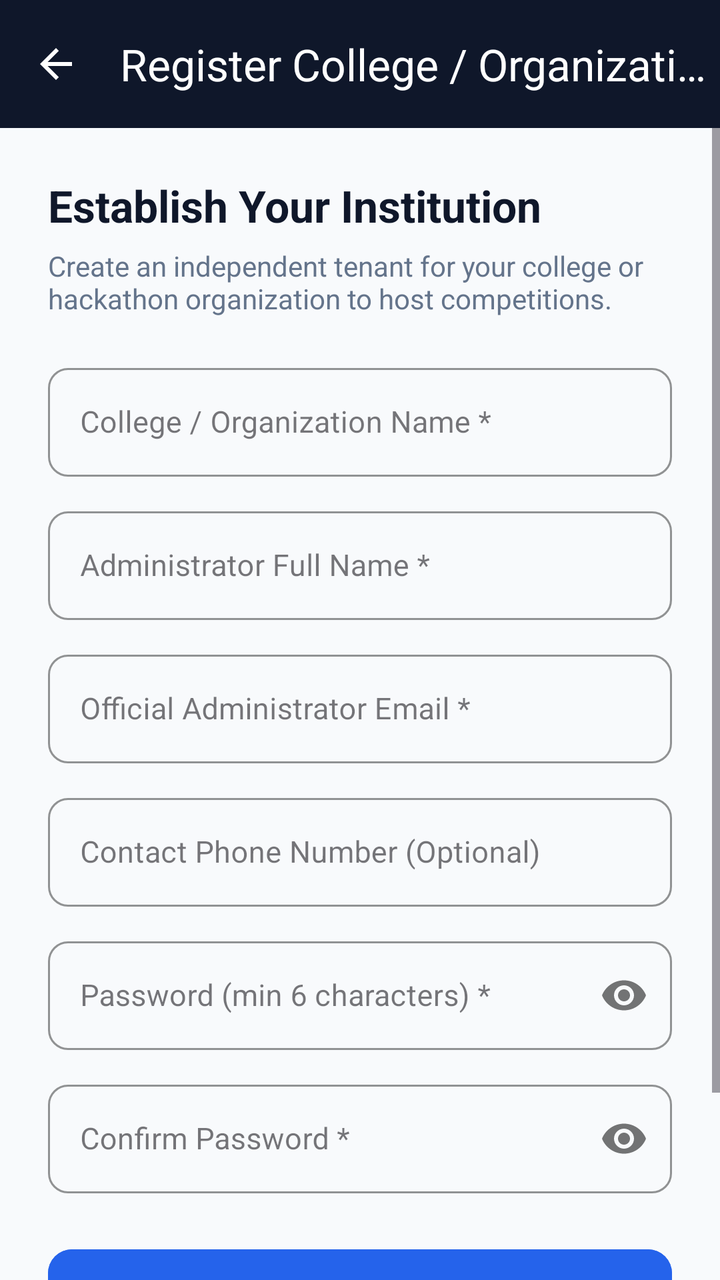
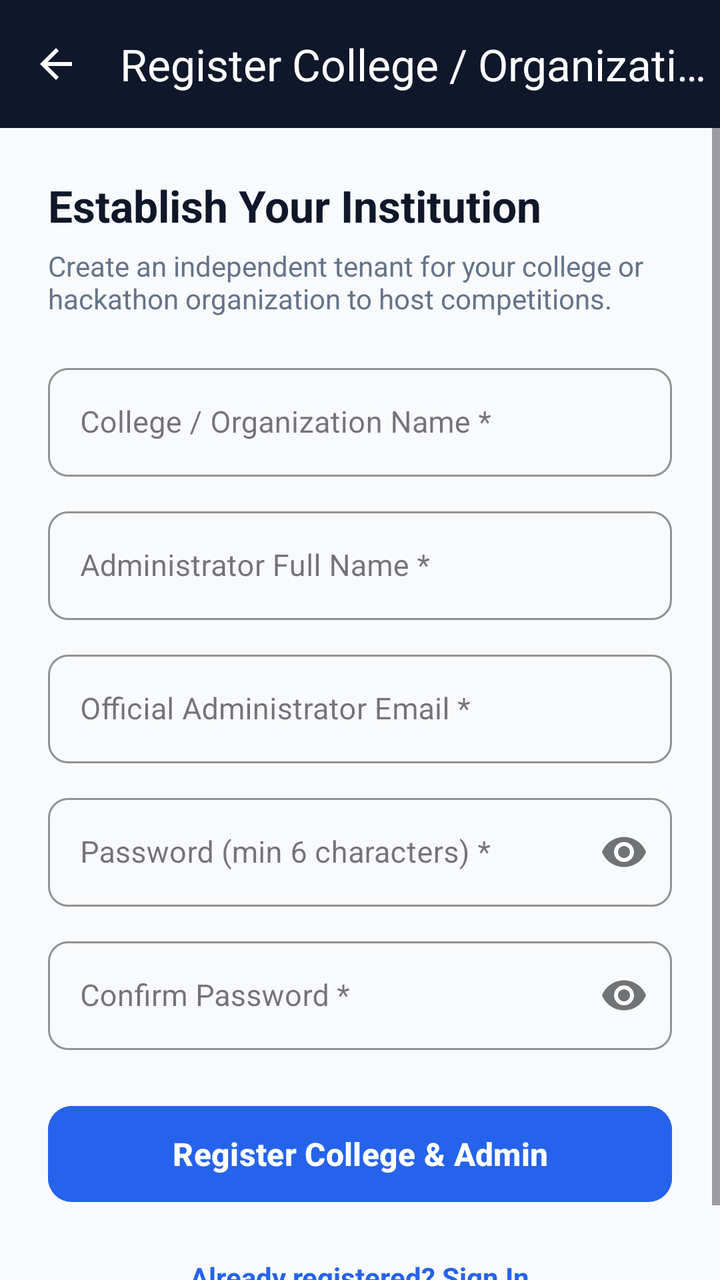

Compare the two renders of this Android layout. The source of the first and the diff that turns it into the second are given below.
<!-- AndroidManifest.xml: application theme Theme.Judgex -->
<!-- res/layout/activity_register_admin.xml -->
<?xml version="1.0" encoding="utf-8"?>
<androidx.coordinatorlayout.widget.CoordinatorLayout xmlns:android="http://schemas.android.com/apk/res/android"
    xmlns:app="http://schemas.android.com/apk/res-auto"
    android:layout_width="match_parent"
    android:layout_height="match_parent"
    android:background="@color/background"
    android:fitsSystemWindows="true">

    <com.google.android.material.appbar.AppBarLayout
        android:layout_width="match_parent"
        android:layout_height="wrap_content"
        android:fitsSystemWindows="true">

        <com.google.android.material.appbar.MaterialToolbar
            android:id="@+id/toolbar"
            android:layout_width="match_parent"
            android:layout_height="?attr/actionBarSize"
            android:background="@color/primary"
            app:navigationIcon="@drawable/ic_arrow_back"
            app:navigationIconTint="@color/white"
            app:title="Register College / Organization"
            app:titleTextColor="@color/white" />

    </com.google.android.material.appbar.AppBarLayout>

    <ScrollView
        android:layout_width="match_parent"
        android:layout_height="match_parent"
        android:fillViewport="true"
        app:layout_behavior="@string/appbar_scrolling_view_behavior">

        <LinearLayout
            android:layout_width="match_parent"
            android:layout_height="wrap_content"
            android:orientation="vertical"
            android:padding="24dp">

            
            <TextView
                android:layout_width="wrap_content"
                android:layout_height="wrap_content"
                android:text="Establish Your Institution"
                android:textColor="@color/text_primary"
                android:textSize="22sp"
                android:textStyle="bold" />

            <TextView
                android:layout_width="wrap_content"
                android:layout_height="wrap_content"
                android:layout_marginTop="6dp"
                android:text="Create an independent tenant for your college or hackathon organization to host competitions."
                android:textColor="@color/text_secondary"
                android:textSize="14sp" />

            
            <TextView
                android:id="@+id/tvErrorMessage"
                android:layout_width="match_parent"
                android:layout_height="wrap_content"
                android:layout_marginTop="16dp"
                android:background="@drawable/bg_badge_locked"
                android:padding="12dp"
                android:textColor="@color/danger"
                android:textSize="13sp"
                android:visibility="gone" />

            
            <com.google.android.material.textfield.TextInputLayout
                android:id="@+id/tilOrgName"
                style="@style/Widget.MaterialComponents.TextInputLayout.OutlinedBox"
                android:layout_width="match_parent"
                android:layout_height="wrap_content"
                android:layout_marginTop="20dp"
                android:hint="College / Organization Name *"
                app:boxCornerRadiusBottomEnd="10dp"
                app:boxCornerRadiusBottomStart="10dp"
                app:boxCornerRadiusTopEnd="10dp"
                app:boxCornerRadiusTopStart="10dp"
                app:boxStrokeColor="@color/accent"
                app:hintTextColor="@color/accent">

                <com.google.android.material.textfield.TextInputEditText
                    android:id="@+id/etOrgName"
                    android:layout_width="match_parent"
                    android:layout_height="wrap_content"
                    android:inputType="textCapWords"
                    android:textColor="@color/text_primary"
                    android:textSize="15sp" />

            </com.google.android.material.textfield.TextInputLayout>

            
            <com.google.android.material.textfield.TextInputLayout
                android:id="@+id/tilAdminName"
                style="@style/Widget.MaterialComponents.TextInputLayout.OutlinedBox"
                android:layout_width="match_parent"
                android:layout_height="wrap_content"
                android:layout_marginTop="12dp"
                android:hint="Administrator Full Name *"
                app:boxCornerRadiusBottomEnd="10dp"
                app:boxCornerRadiusBottomStart="10dp"
                app:boxCornerRadiusTopEnd="10dp"
                app:boxCornerRadiusTopStart="10dp"
                app:boxStrokeColor="@color/accent"
                app:hintTextColor="@color/accent">

                <com.google.android.material.textfield.TextInputEditText
                    android:id="@+id/etAdminName"
                    android:layout_width="match_parent"
                    android:layout_height="wrap_content"
                    android:inputType="textPersonName|textCapWords"
                    android:textColor="@color/text_primary"
                    android:textSize="15sp" />

            </com.google.android.material.textfield.TextInputLayout>

            
            <com.google.android.material.textfield.TextInputLayout
                android:id="@+id/tilEmail"
                style="@style/Widget.MaterialComponents.TextInputLayout.OutlinedBox"
                android:layout_width="match_parent"
                android:layout_height="wrap_content"
                android:layout_marginTop="12dp"
                android:hint="Official Administrator Email *"
                app:boxCornerRadiusBottomEnd="10dp"
                app:boxCornerRadiusBottomStart="10dp"
                app:boxCornerRadiusTopEnd="10dp"
                app:boxCornerRadiusTopStart="10dp"
                app:boxStrokeColor="@color/accent"
                app:hintTextColor="@color/accent">

                <com.google.android.material.textfield.TextInputEditText
                    android:id="@+id/etEmail"
                    android:layout_width="match_parent"
                    android:layout_height="wrap_content"
                    android:inputType="textEmailAddress"
                    android:textColor="@color/text_primary"
                    android:textSize="15sp" />

            </com.google.android.material.textfield.TextInputLayout>

            
            <com.google.android.material.textfield.TextInputLayout
                android:id="@+id/tilPhone"
                style="@style/Widget.MaterialComponents.TextInputLayout.OutlinedBox"
                android:layout_width="match_parent"
                android:layout_height="wrap_content"
                android:layout_marginTop="12dp"
                android:hint="Contact Phone Number (Optional)"
                app:boxCornerRadiusBottomEnd="10dp"
                app:boxCornerRadiusBottomStart="10dp"
                app:boxCornerRadiusTopEnd="10dp"
                app:boxCornerRadiusTopStart="10dp"
                app:boxStrokeColor="@color/card_border"
                app:hintTextColor="@color/text_secondary">

                <com.google.android.material.textfield.TextInputEditText
                    android:id="@+id/etPhone"
                    android:layout_width="match_parent"
                    android:layout_height="wrap_content"
                    android:inputType="phone"
                    android:textColor="@color/text_primary"
                    android:textSize="15sp" />

            </com.google.android.material.textfield.TextInputLayout>

            
            <com.google.android.material.textfield.TextInputLayout
                android:id="@+id/tilPassword"
                style="@style/Widget.MaterialComponents.TextInputLayout.OutlinedBox"
                android:layout_width="match_parent"
                android:layout_height="wrap_content"
                android:layout_marginTop="12dp"
                android:hint="Password (min 6 characters) *"
                app:boxCornerRadiusBottomEnd="10dp"
                app:boxCornerRadiusBottomStart="10dp"
                app:boxCornerRadiusTopEnd="10dp"
                app:boxCornerRadiusTopStart="10dp"
                app:boxStrokeColor="@color/accent"
                app:hintTextColor="@color/accent"
                app:passwordToggleEnabled="true">

                <com.google.android.material.textfield.TextInputEditText
                    android:id="@+id/etPassword"
                    android:layout_width="match_parent"
                    android:layout_height="wrap_content"
                    android:inputType="textPassword"
                    android:textColor="@color/text_primary"
                    android:textSize="15sp" />

            </com.google.android.material.textfield.TextInputLayout>

            
            <com.google.android.material.textfield.TextInputLayout
                android:id="@+id/tilConfirmPassword"
                style="@style/Widget.MaterialComponents.TextInputLayout.OutlinedBox"
                android:layout_width="match_parent"
                android:layout_height="wrap_content"
                android:layout_marginTop="12dp"
                android:hint="Confirm Password *"
                app:boxCornerRadiusBottomEnd="10dp"
                app:boxCornerRadiusBottomStart="10dp"
                app:boxCornerRadiusTopEnd="10dp"
                app:boxCornerRadiusTopStart="10dp"
                app:boxStrokeColor="@color/accent"
                app:hintTextColor="@color/accent"
                app:passwordToggleEnabled="true">

                <com.google.android.material.textfield.TextInputEditText
                    android:id="@+id/etConfirmPassword"
                    android:layout_width="match_parent"
                    android:layout_height="wrap_content"
                    android:inputType="textPassword"
                    android:textColor="@color/text_primary"
                    android:textSize="15sp" />

            </com.google.android.material.textfield.TextInputLayout>

            <ProgressBar
                android:id="@+id/progressBar"
                android:layout_width="wrap_content"
                android:layout_height="wrap_content"
                android:layout_gravity="center_horizontal"
                android:layout_marginTop="20dp"
                android:indeterminateTint="@color/accent"
                android:visibility="gone" />

            
            <com.google.android.material.button.MaterialButton
                android:id="@+id/btnRegister"
                android:layout_width="match_parent"
                android:layout_height="56dp"
                android:layout_marginTop="24dp"
                android:backgroundTint="@color/accent"
                android:text="Register College &amp; Admin"
                android:textAllCaps="false"
                android:textColor="@color/white"
                android:textSize="16sp"
                android:textStyle="bold"
                app:cornerRadius="12dp" />

            
            <TextView
                android:id="@+id/tvBackToLogin"
                android:layout_width="wrap_content"
                android:layout_height="wrap_content"
                android:layout_gravity="center_horizontal"
                android:layout_marginTop="16dp"
                android:padding="8dp"
                android:text="Already registered? Sign In"
                android:textColor="@color/accent"
                android:textSize="14sp"
                android:textStyle="bold" />

        </LinearLayout>

    </ScrollView>

</androidx.coordinatorlayout.widget.CoordinatorLayout>
<!-- resources referenced by this layout -->
<resources>
  <color name="accent">#2563EB</color>
  <color name="background">#F8FAFC</color>
  <color name="card_border">#E2E8F0</color>
  <color name="danger">#EF4444</color>
  <color name="primary">#0F172A</color>
  <color name="text_primary">#0F172A</color>
  <color name="text_secondary">#64748B</color>
  <color name="white">#FFFFFF</color>
  <!-- drawable bg_badge_locked (drawable) -->
  <?xml version="1.0" encoding="utf-8"?>
  <shape xmlns:android="http://schemas.android.com/apk/res/android">
      <solid android:color="@color/danger_light" />
      <corners android:radius="16dp" />
      <stroke android:width="1dp" android:color="@color/danger" />
  </shape>
  <!-- drawable ic_arrow_back (drawable) -->
  <vector xmlns:android="http://schemas.android.com/apk/res/android"
      android:width="24dp"
      android:height="24dp"
      android:viewportWidth="24"
      android:viewportHeight="24"
      android:tint="?attr/colorControlNormal">
    <path
        android:fillColor="@android:color/white"
        android:pathData="M20,11H7.83l5.59,-5.59L12,4l-8,8 8,8 1.41,-1.41L7.83,13H20v-2z"/>
  </vector>
  <style name="Theme.Judgex" parent="Theme.Material3.DayNight.NoActionBar">
          
          <item name="colorPrimary">@color/accent</item>
          <item name="colorPrimaryVariant">@color/primary_dark</item>
          <item name="colorOnPrimary">@color/white</item>
          
          <item name="colorSecondary">@color/accent_light</item>
          <item name="colorSecondaryVariant">@color/accent</item>
          <item name="colorOnSecondary">@color/white</item>
          
          <item name="android:statusBarColor">@color/primary</item>
          <item name="android:windowLightStatusBar">false</item>
          
          <item name="android:windowBackground">@color/background</item>
      </style>
  <color name="danger_light">#FEE2E2</color>
  <color name="primary_dark">#020617</color>
  <color name="accent_light">#3B82F6</color>
</resources>

<!-- the commit's change to res/layout/activity_register_admin.xml (unified diff, before → after) -->
@@ -141,31 +141,6 @@
 
             
             <com.google.android.material.textfield.TextInputLayout
-                android:id="@+id/tilPhone"
-                style="@style/Widget.MaterialComponents.TextInputLayout.OutlinedBox"
-                android:layout_width="match_parent"
-                android:layout_height="wrap_content"
-                android:layout_marginTop="12dp"
-                android:hint="Contact Phone Number (Optional)"
-                app:boxCornerRadiusBottomEnd="10dp"
-                app:boxCornerRadiusBottomStart="10dp"
-                app:boxCornerRadiusTopEnd="10dp"
-                app:boxCornerRadiusTopStart="10dp"
-                app:boxStrokeColor="@color/card_border"
-                app:hintTextColor="@color/text_secondary">
-
-                <com.google.android.material.textfield.TextInputEditText
-                    android:id="@+id/etPhone"
-                    android:layout_width="match_parent"
-                    android:layout_height="wrap_content"
-                    android:inputType="phone"
-                    android:textColor="@color/text_primary"
-                    android:textSize="15sp" />
-
-            </com.google.android.material.textfield.TextInputLayout>
-
-            
-            <com.google.android.material.textfield.TextInputLayout
                 android:id="@+id/tilPassword"
                 style="@style/Widget.MaterialComponents.TextInputLayout.OutlinedBox"
                 android:layout_width="match_parent"
<!-- resource entries referenced after the edit -->
@@ -2,7 +2,6 @@
 <resources>
   <color name="accent">#2563EB</color>
   <color name="background">#F8FAFC</color>
-  <color name="card_border">#E2E8F0</color>
   <color name="danger">#EF4444</color>
   <color name="primary">#0F172A</color>
   <color name="text_primary">#0F172A</color>
